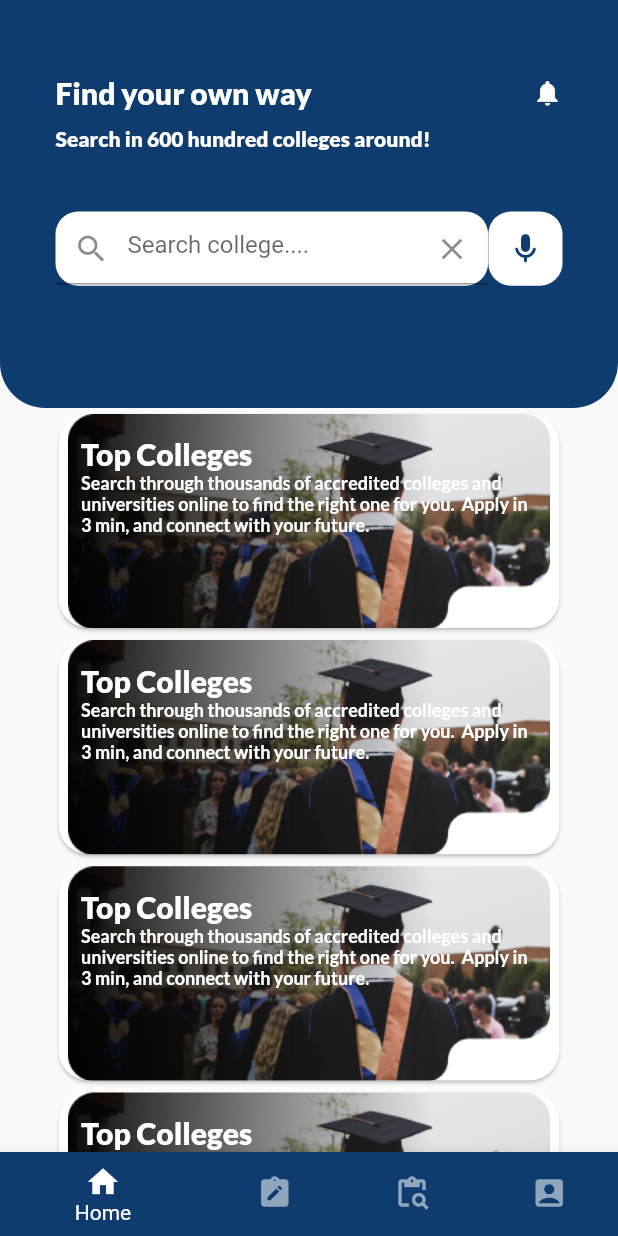
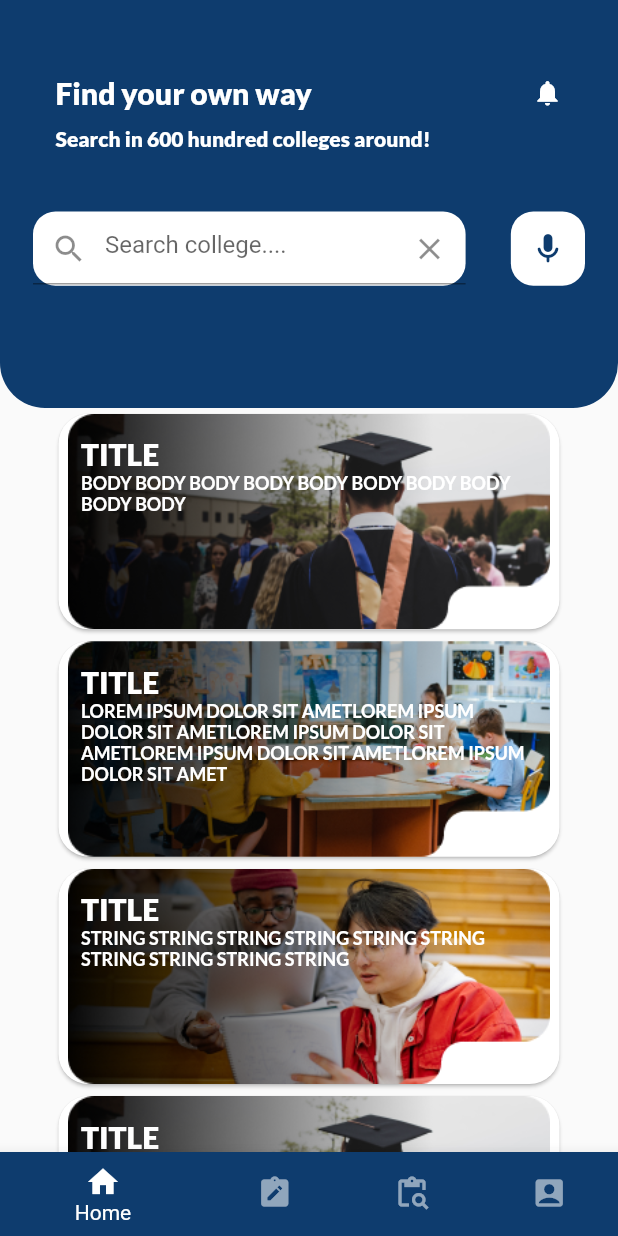
Before and after one commit to aradhyasinghgangwar/flutter_task, a Flutter app: the screen it shows after launch, on a phone screen of 412 x 824 dp. Run offline on Flutter 3.47's test engine with Material 2 defaults, Android fonts, the phone set to English and light mode, and no system bars; our stand-ins replace google_fonts; missing offline and left inert: scroll_navigation.

Commit message:
changes second commit

```diff
--- a/lib/main.dart
+++ b/lib/main.dart
@@ -11,7 +11,7 @@ class MyApp extends StatelessWidget {
 
   @override
   Widget build(BuildContext context) {
-    return MaterialApp(
+    return const MaterialApp(
       debugShowCheckedModeBanner: false,
       home: MainPage(),
     );
@@ -19,6 +19,8 @@ class MyApp extends StatelessWidget {
 }
 
 class MainPage extends StatefulWidget {
+  const MainPage({Key? key}) : super(key: key);
+
   @override
   State<MainPage> createState() => _MainPageState();
 }
@@ -104,8 +106,10 @@ class _MainPageState extends State<MainPage> {
                     ),
                   ),
                   Padding(
-                    padding:
-                        const EdgeInsets.only(left: 37, top: 40, right: 37),
+                    padding: const EdgeInsets.symmetric(
+                      horizontal: 22,
+                      vertical: 40,
+                    ),
                     child: Row(
                       mainAxisAlignment: MainAxisAlignment.spaceBetween,
                       children: [
@@ -132,7 +136,8 @@ class _MainPageState extends State<MainPage> {
                           width: screenWidth * 0.12,
                           decoration: BoxDecoration(
                             color: Colors.white,
-                              borderRadius: BorderRadius.circular(15)),
+                            borderRadius: BorderRadius.circular(15),
+                          ),
                           child: const Center(
                             child: Icon(
                               Icons.mic_rounded,
@@ -146,10 +151,14 @@ class _MainPageState extends State<MainPage> {
                 ],
               ),
             ),
-            TopCollege(),
-            TopCollege(),
-            TopCollege(),
-            TopCollege(),
+            tiles(context, "TITLE", "assets/images/Rectangle 141.png",
+                "BODY " * 10),
+            tiles(context, "TITLE", "assets/images/Rectangle 142.png",
+                "LOREM IPSUM DOLOR SIT AMET" * 5),
+            tiles(context, "TITLE", "assets/images/Rectangle 143.png",
+                "STRING " * 10),
+            tiles(context, "TITLE", "assets/images/Rectangle 141.png",
+                "NEW BODY " * 10),
           ],
         ),
       ),
@@ -157,36 +166,34 @@ class _MainPageState extends State<MainPage> {
   }
 }
 
-class TopCollege extends StatefulWidget {
-  const TopCollege({Key? key}) : super(key: key);
-
-  @override
-  State<TopCollege> createState() => _TopCollegeState();
-}
-
-class _TopCollegeState extends State<TopCollege> {
-  @override
-  Widget build(BuildContext context) {
+SizedBox tiles(
+    BuildContext context, String title, String imageLoc, String body) {
   double screenWidth = MediaQuery.of(context).size.width;
   double screenHeight = MediaQuery.of(context).size.height;
-    return Container(
-      height: screenHeight * 0.183,
+
+  return SizedBox(
+    height: screenHeight * 0.18397,
     width: screenWidth * 0.83,
     child: Card(
-        shape: RoundedRectangleBorder(borderRadius: BorderRadius.circular(20)),
+      shape: RoundedRectangleBorder(
+        borderRadius: BorderRadius.circular(20),
+      ),
       child: InkWell(
         onTap: () => showModalBottomSheet(
           context: context,
-              builder: (context) => buildSheet(),
+          builder: (context) => buildSheet(context),
           shape: const RoundedRectangleBorder(
-                  borderRadius:
-                      BorderRadius.vertical(top: Radius.circular(30)))),
+            borderRadius: BorderRadius.vertical(
+              top: Radius.circular(30),
+            ),
+          ),
+        ),
         child: Column(
           children: [
             Stack(
               children: [
                 Ink.image(
-                    image: const AssetImage('assets/images/Rectangle 141.png'),
+                  image: AssetImage(imageLoc),
                   height: screenHeight * 0.1742,
                   width: screenWidth * 0.83,
                 ),
@@ -197,15 +204,14 @@ class _TopCollegeState extends State<TopCollege> {
                       crossAxisAlignment: CrossAxisAlignment.start,
                       children: [
                         Text(
-                            'Top Colleges',
+                          title,
                           style: GoogleFonts.lato(
                               fontSize: 20,
                               fontWeight: FontWeight.w800,
                               color: Colors.white),
                         ),
                         Text(
-                            'Search through thousands of accredited colleges and universities online to find'
-                            ' the right one for you.  Apply in 3 min, and connect with your future.',
+                          body,
                           style: GoogleFonts.lato(
                               fontSize: 12,
                               fontWeight: FontWeight.w700,
@@ -224,7 +230,7 @@ class _TopCollegeState extends State<TopCollege> {
   );
 }
 
-  Widget buildSheet() => Container(
+Widget buildSheet(BuildContext context) => Container(
       padding: const EdgeInsets.all(10),
       child: Column(
         children: [
@@ -330,4 +336,3 @@ class _TopCollegeState extends State<TopCollege> {
         ],
       ),
     );
-}
```
Also changed, not shown: lib/thirdPage.dart (+55 -54 lines). Lines whose indentation alone changed are shown as unchanged.
